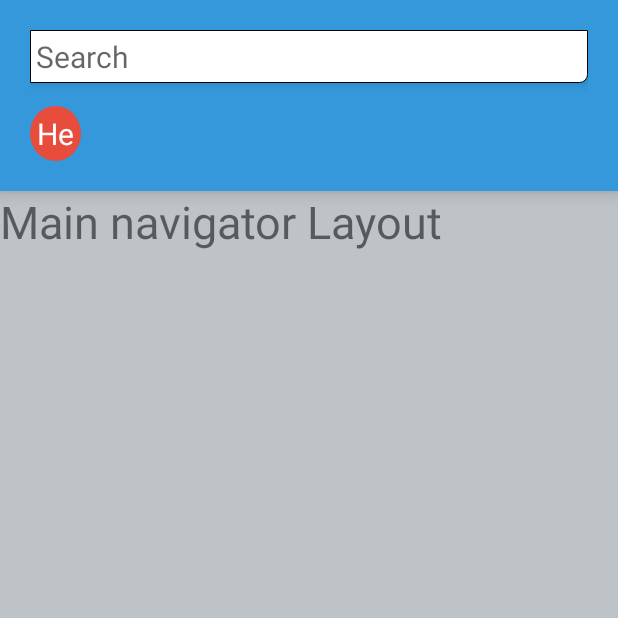
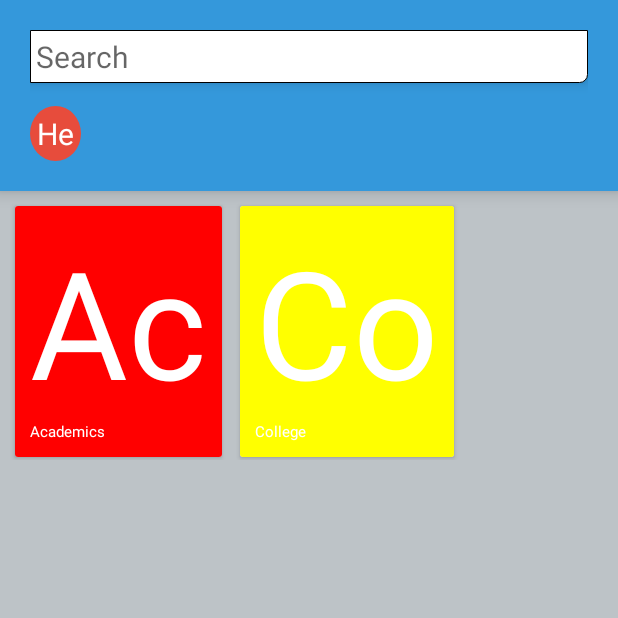
Before and after one commit to gauravagerwala/VIT-StudentHandbook, an Android app: the screen it shows after launch (MainActivity), on a phone screen of 412 x 824 dp, the top half of it. Run offline under Robolectric (Android 15) with nearby library versions, the phone set to English and light mode, and no system bars.

Commit message:
second commit

```diff
--- a/app/build.gradle
+++ b/app/build.gradle
@@ -22,4 +22,5 @@ android {
 dependencies {
     compile fileTree(dir: 'libs', include: ['*.jar'])
     compile 'com.android.support:appcompat-v7:21.0.3'
+    compile 'com.android.support:cardview-v7:+'
 }
--- a/app/src/main/java/vit/vithandbook/MainActivity.java
+++ b/app/src/main/java/vit/vithandbook/MainActivity.java
@@ -9,6 +9,8 @@ import android.os.Bundle;
 import android.view.Menu;
 import android.view.MenuItem;
 import android.view.View;
+import android.widget.Button;
+import android.widget.GridLayout;
 import android.widget.LinearLayout;
 import android.widget.Toast;
 
@@ -16,6 +18,7 @@ import android.widget.Toast;
 public class MainActivity extends ActionBarActivity {
 
     boolean searchMode = false ;
+    GridLayout mainNavGrid;
     LinearLayout mainNavigator,searchLayout;
 
     @Override
@@ -23,8 +26,10 @@ public class MainActivity extends ActionBarActivity {
         super.onCreate(savedInstanceState);
         setContentView(R.layout.activity_main);
         mainNavigator = (LinearLayout) findViewById(R.id.mainNavigator);
+        mainNavGrid = (GridLayout)findViewById(R.id.mainNavGrid);
         searchLayout = (LinearLayout)findViewById(R.id.searchLayout);
         setupDatabase();
+       // fillNavGrid();
     }
 
     @Override
@@ -96,6 +101,15 @@ public class MainActivity extends ActionBarActivity {
         if(cursor.getCount()>0)
             return ;
         // to add data to database
-        Toast.makeText(this,"to add",Toast.LENGTH_LONG).show();
     }
+  /*  void fillNavGrid()
+    {
+        int cardwidth = (int)(mainNavGrid.getWidth());
+        Toast.makeText(this,Integer.toString(cardwidth),Toast.LENGTH_LONG).show();
+        android.support.v7.widget.CardView card = (android.support.v7.widget.CardView)getLayoutInflater().inflate(R.layout.nav_cards,mainNavGrid,false);
+        GridLayout.LayoutParams params = (GridLayout.LayoutParams)card.getLayoutParams();
+        params.width = cardwidth ;
+        card.setLayoutParams(params);
+        mainNavGrid.addView(card);
+    }*/
 }
--- a/app/src/main/res/layout/activity_main.xml
+++ b/app/src/main/res/layout/activity_main.xml
@@ -25,17 +25,94 @@
  </LinearLayout>
     <LinearLayout
         android:layout_width="fill_parent"
+         android:gravity="center_horizontal"
         android:layout_height="fill_parent" android:id="@+id/mainNavigator" android:background="#bdc3c7">
-        <TextView
-            android:layout_width="wrap_content"
-            android:layout_height="wrap_content" android:text="Main navigator Layout" android:textSize="30dp"/>
+      <GridLayout
+          android:id="@+id/mainNavGrid"
+          android:layout_width="fill_parent"
+          android:layout_height="wrap_content" android:columnCount="2" android:orientation="horizontal">
+          <!-- to be changed !-->
+          <android.support.v7.widget.CardView
+              xmlns:android="http://schemas.android.com/apk/res/android"
+
+              xmlns:card_view="http://schemas.android.com/apk/res-auto"
+              android:id="@+id/academics"
+              android:layout_margin = "2dp"
+              android:layout_width="wrap_content"
+              android:layout_height="wrap_content"
+              android:layout_marginTop="10dp"
+              android:onClick="navigate"
+              android:layout_marginLeft="10dp"
+
+              android:layout_gravity="top|left"
+              card_view:cardElevation="2dp">
+              <LinearLayout
+                  android:layout_width="fill_parent"
+                  android:padding="10dp"
+                  android:orientation="vertical"
+                  android:background="#F00"
+                  android:layout_height="fill_parent">
+                  <TextView
+                      android:layout_width="wrap_content"
+                      android:layout_height="wrap_content" android:textSize="100dp" android:id="@+id/tvHeader"
+                      android:textColor="#FFF"
+                      android:layout_gravity="center"
+                      android:text="Ac" />
+                  <TextView
+                      android:layout_width="wrap_content"
+                      android:layout_height="wrap_content"
+                      android:textColor="#FFF"
+                      android:textSize="10dp"
+                      android:text="Academics"
+                      android:layout_gravity="left"/>
+              </LinearLayout>
+
+          </android.support.v7.widget.CardView>
+          <android.support.v7.widget.CardView
+              xmlns:android="http://schemas.android.com/apk/res/android"
+              xmlns:card_view="http://schemas.android.com/apk/res-auto"
+              android:id="@+id/college"
+              android:onClick="navigate"
+              android:layout_margin = "2dp"
+              android:layout_width="wrap_content"
+              android:layout_height="wrap_content"
+              android:layout_marginTop="10dp"
+              android:layout_marginLeft="10dp"
+
+              android:layout_gravity="top|left"
+              card_view:cardElevation="2dp">
+              <LinearLayout
+                  android:layout_width="fill_parent"
+                  android:padding="10dp"
+                  android:orientation="vertical"
+                  android:background="#FF0"
+                  android:layout_height="fill_parent">
+                  <TextView
+                      android:layout_width="wrap_content"
+                      android:layout_height="wrap_content" android:textSize="100dp"
+                      android:textColor="#FFF"
+                      android:layout_gravity="center"
+                      android:text="Co" />
+                  <TextView
+                      android:layout_width="wrap_content"
+                      android:layout_height="wrap_content"
+                      android:textColor="#FFF"
+                      android:textSize="10dp"
+                      android:text="College"
+                      android:layout_gravity="left"/>
+              </LinearLayout>
+
+          </android.support.v7.widget.CardView>
+          <!-- till here !-->
+      </GridLayout>
     </LinearLayout>
     <LinearLayout
         android:layout_width="fill_parent"
         android:layout_height="fill_parent" android:id="@+id/searchLayout" android:background="#bdc3c7" android:visibility="gone">
         <TextView
+
             android:layout_width="wrap_content"
-            android:layout_height="wrap_content" android:text="Search Lyout . earch cards appear here
+            android:layout_height="wrap_content" android:text="Search Layout , search cards appear here
             " android:textSize="30dp"/>
         </LinearLayout>
 </LinearLayout>
--- /dev/null
+++ b/app/src/main/res/layout/nav_cards.xml
@@ -0,0 +1,21 @@
+<?xml version="1.0" encoding="utf-8"?>
+<android.support.v7.widget.CardView
+    xmlns:android="http://schemas.android.com/apk/res/android"
+    xmlns:card_view="http://schemas.android.com/apk/res-auto"
+    android:layout_margin = "2dp"
+    android:layout_width="wrap_content"
+    android:layout_height="wrap_content"
+    android:padding="10dp"
+    android:layout_gravity="top|left"
+    card_view:cardElevation="2dp">
+    <LinearLayout
+        android:layout_width="fill_parent"
+        android:layout_height="fill_parent">
+        <TextView
+            android:layout_width="wrap_content"
+            android:layout_height="wrap_content" android:textSize="100dp" android:id="@+id/tvHeader"
+            android:layout_gravity="center"
+            android:text="Ac" />
+        </LinearLayout>
+
+</android.support.v7.widget.CardView>
```
Also changed, not shown: 1 other file.
